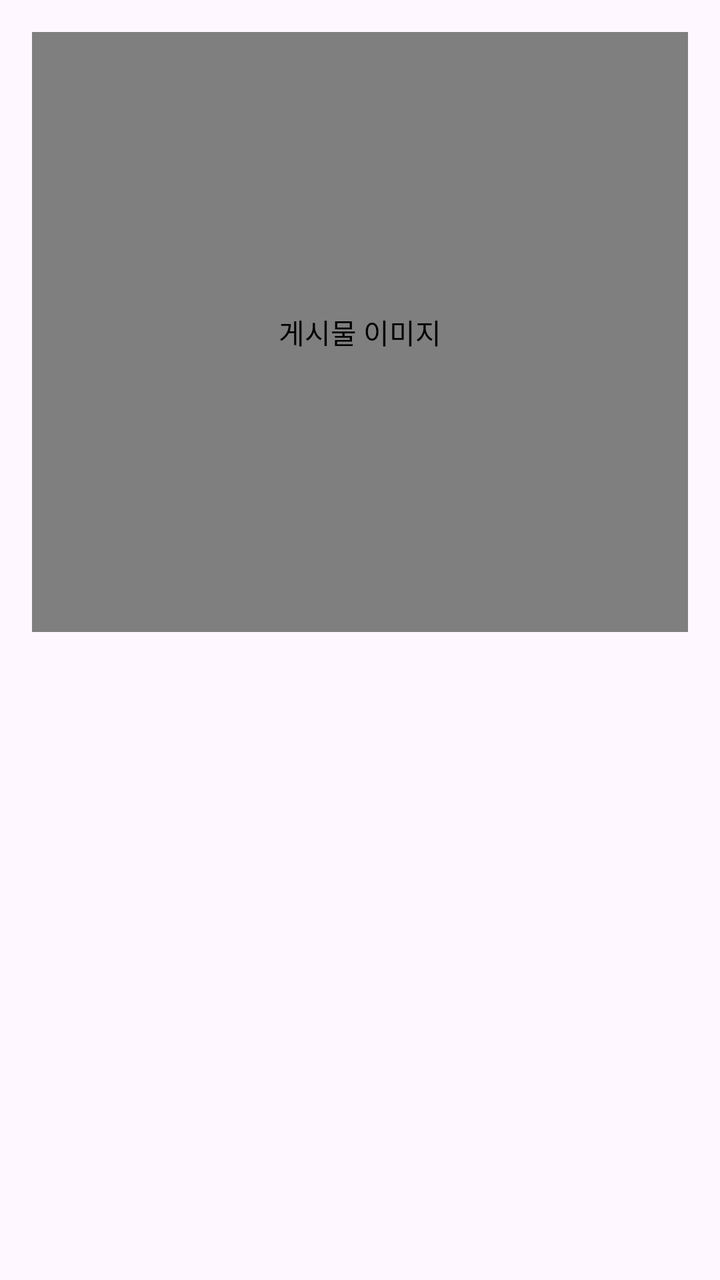
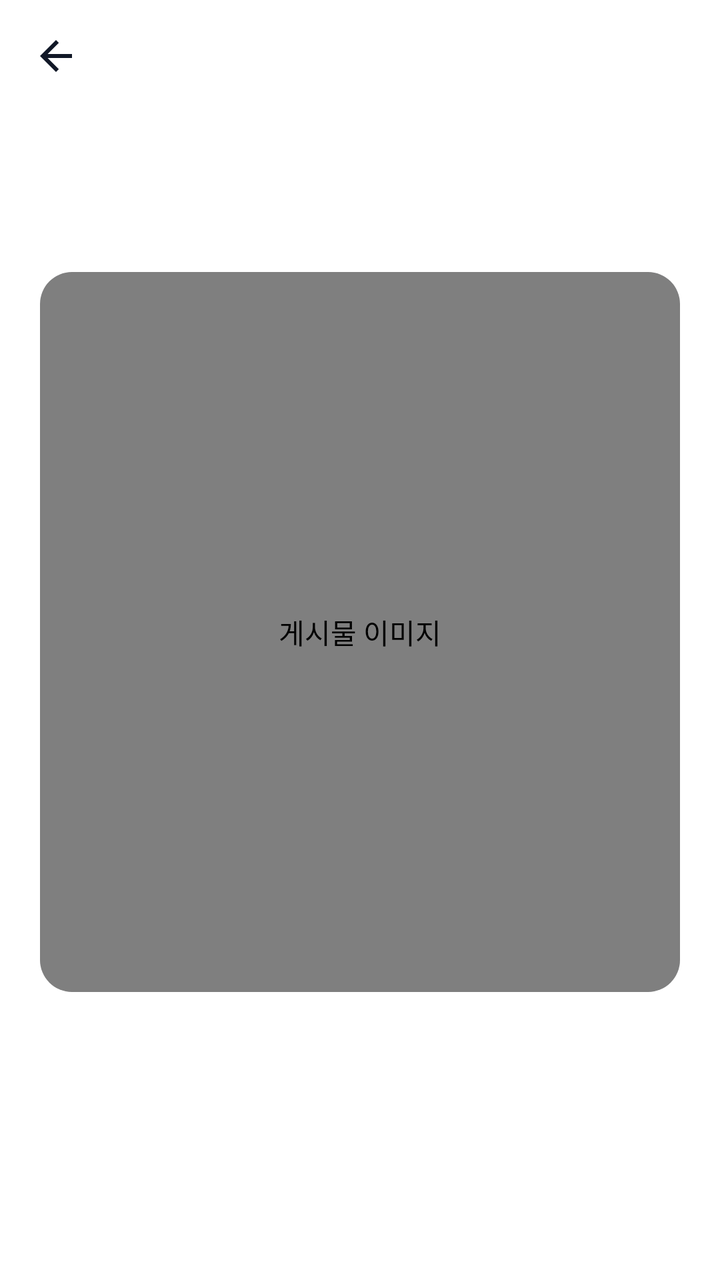

The first picture is an Android layout as it rendered before a commit; the second is the same layout after the commit. The layout source and the unified diff follow.
<!-- AndroidManifest.xml: application theme Theme.PhotoViewer -->
<!-- res/layout/activity_detail.xml -->
<?xml version="1.0" encoding="utf-8"?>
<ScrollView xmlns:android="http://schemas.android.com/apk/res/android"
    android:layout_width="match_parent"
    android:layout_height="match_parent">

    <LinearLayout
        android:layout_width="match_parent"
        android:layout_height="wrap_content"
        android:orientation="vertical"
        android:padding="16dp">

        <FrameLayout
            android:layout_width="match_parent"
            android:layout_height="300dp"
            android:background="#EEEEEE">

            <com.example.photoviewer.ZoomableImageView
                android:id="@+id/detailImage"
                android:layout_width="match_parent"
                android:layout_height="match_parent"
                android:contentDescription="게시물 이미지" />

            <TextView
                android:id="@+id/noImageLabel"
                android:layout_width="match_parent"
                android:layout_height="match_parent"
                android:gravity="center"
                android:text="이미지 없음"
                android:textColor="#888888"
                android:visibility="gone" />
        </FrameLayout>

        <LinearLayout
            android:layout_width="match_parent"
            android:layout_height="wrap_content"
            android:layout_marginTop="16dp"
            android:orientation="horizontal">

            <TextView
                android:id="@+id/detailTitle"
                android:layout_width="0dp"
                android:layout_height="wrap_content"
                android:layout_weight="1"
                android:textSize="20sp"
                android:textStyle="bold" />

            
            <TextView
                android:id="@+id/detailFavoriteIcon"
                android:layout_width="wrap_content"
                android:layout_height="wrap_content"
                android:textColor="#D81B60"
                android:textSize="22sp" />
        </LinearLayout>

        <TextView
            android:id="@+id/detailDate"
            android:layout_width="match_parent"
            android:layout_height="wrap_content"
            android:layout_marginTop="4dp"
            android:textColor="#888888"
            android:textSize="12sp" />

        <TextView
            android:id="@+id/detailText"
            android:layout_width="match_parent"
            android:layout_height="wrap_content"
            android:layout_marginTop="16dp" />

    </LinearLayout>
</ScrollView>
<!-- resources referenced by this layout -->
<resources>
  <style name="Base.Theme.PhotoViewer" parent="Theme.Material3.DayNight.NoActionBar">
          
          
      </style>
  <!-- unchanged entries left out for length: 1 -->
</resources>

<!-- the commit's change to res/layout/activity_detail.xml (unified diff, before → after) -->
@@ -1,71 +1,109 @@
 <?xml version="1.0" encoding="utf-8"?>
-<ScrollView xmlns:android="http://schemas.android.com/apk/res/android"
+<LinearLayout xmlns:android="http://schemas.android.com/apk/res/android"
+    xmlns:app="http://schemas.android.com/apk/res-auto"
     android:layout_width="match_parent"
-    android:layout_height="match_parent">
+    android:layout_height="match_parent"
+    android:background="@color/pb_surface"
+    android:fitsSystemWindows="true"
+    android:orientation="vertical">
 
-    <LinearLayout
+    
+    <LinearLayout style="@style/PhotoBlog.TopBar">
+
+        <ImageButton
+            android:id="@+id/btnBack"
+            style="@style/PhotoBlog.IconButton"
+            android:contentDescription="@string/cd_back"
+            android:src="@drawable/ic_arrow_back" />
+
+        <Space
+            android:layout_width="0dp"
+            android:layout_height="0dp"
+            android:layout_weight="1" />
+
+        
+        <TextView
+            android:id="@+id/detailFavoriteIcon"
+            android:layout_width="@dimen/icon_button_size"
+            android:layout_height="@dimen/icon_button_size"
+            android:contentDescription="@string/cd_favorite"
+            android:gravity="center"
+            android:textColor="@color/pb_favorite"
+            android:textSize="@dimen/text_heart" />
+    </LinearLayout>
+
+    <ScrollView
         android:layout_width="match_parent"
-        android:layout_height="wrap_content"
-        android:orientation="vertical"
-        android:padding="16dp">
-
-        <FrameLayout
-            android:layout_width="match_parent"
-            android:layout_height="300dp"
-            android:background="#EEEEEE">
-
-            <com.example.photoviewer.ZoomableImageView
-                android:id="@+id/detailImage"
-                android:layout_width="match_parent"
-                android:layout_height="match_parent"
-                android:contentDescription="게시물 이미지" />
-
-            <TextView
-                android:id="@+id/noImageLabel"
-                android:layout_width="match_parent"
-                android:layout_height="match_parent"
-                android:gravity="center"
-                android:text="이미지 없음"
-                android:textColor="#888888"
-                android:visibility="gone" />
-        </FrameLayout>
+        android:layout_height="0dp"
+        android:layout_weight="1">
 
         <LinearLayout
             android:layout_width="match_parent"
             android:layout_height="wrap_content"
-            android:layout_marginTop="16dp"
-            android:orientation="horizontal">
+            android:orientation="vertical"
+            android:paddingStart="@dimen/space_xl"
+            android:paddingTop="@dimen/space_xs"
+            android:paddingEnd="@dimen/space_xl"
+            android:paddingBottom="@dimen/space_xxl">
 
             <TextView
                 android:id="@+id/detailTitle"
-                android:layout_width="0dp"
+                android:layout_width="match_parent"
                 android:layout_height="wrap_content"
-                android:layout_weight="1"
-                android:textSize="20sp"
+                android:lineSpacingExtra="2dp"
+                android:textColor="@color/pb_text"
+                android:textSize="@dimen/text_detail_title"
                 android:textStyle="bold" />
 
+            <TextView
+                android:id="@+id/detailDate"
+                android:layout_width="match_parent"
+                android:layout_height="wrap_content"
+                android:layout_marginTop="6dp"
+                android:textColor="@color/pb_muted"
+                android:textSize="13sp" />
+
             
+            <com.google.android.material.card.MaterialCardView
+                android:layout_width="match_parent"
+                android:layout_height="@dimen/detail_image_height"
+                android:layout_marginTop="@dimen/space_xl"
+                app:cardBackgroundColor="@color/pb_surface_variant"
+                app:cardCornerRadius="@dimen/radius_card"
+                app:cardElevation="0dp"
+                app:strokeWidth="0dp">
+
+                <com.example.photoviewer.ZoomableImageView
+                    android:id="@+id/detailImage"
+                    android:layout_width="match_parent"
+                    android:layout_height="match_parent"
+                    android:contentDescription="@string/cd_post_image" />
+
+                <TextView
+                    android:id="@+id/noImageLabel"
+                    android:layout_width="wrap_content"
+                    android:layout_height="wrap_content"
+                    android:layout_gravity="center"
+                    android:drawablePadding="@dimen/space_sm"
+                    android:gravity="center"
+                    android:text="@string/no_image"
+                    android:textColor="@color/pb_hint"
+                    android:textSize="@dimen/text_preview"
+                    android:visibility="gone"
+                    app:drawableTint="@color/pb_hint"
+                    app:drawableTopCompat="@drawable/ic_image" />
+            </com.google.android.material.card.MaterialCardView>
+
             <TextView
-                android:id="@+id/detailFavoriteIcon"
-                android:layout_width="wrap_content"
+                android:id="@+id/detailText"
+                android:layout_width="match_parent"
                 android:layout_height="wrap_content"
-                android:textColor="#D81B60"
-                android:textSize="22sp" />
+                android:layout_marginTop="@dimen/space_xxl"
+                android:lineSpacingMultiplier="1.5"
+                android:textColor="@color/pb_text"
+                android:textIsSelectable="true"
+                android:textSize="@dimen/text_body" />
+
         </LinearLayout>
-
-        <TextView
-            android:id="@+id/detailDate"
-            android:layout_width="match_parent"
-            android:layout_height="wrap_content"
-            android:layout_marginTop="4dp"
-            android:textColor="#888888"
-            android:textSize="12sp" />
-
-        <TextView
-            android:id="@+id/detailText"
-            android:layout_width="match_parent"
-            android:layout_height="wrap_content"
-            android:layout_marginTop="16dp" />
-
-    </LinearLayout>
-</ScrollView>
+    </ScrollView>
+</LinearLayout>
<!-- resource entries referenced after the edit -->
@@ -1,9 +1,95 @@
 <!-- resources referenced by this layout -->
 <resources>
-  <style name="Base.Theme.PhotoViewer" parent="Theme.Material3.DayNight.NoActionBar">
+  <color name="pb_favorite">#FFE11D48</color>
+  <color name="pb_hint">#FF9CA3AF</color>
+  <color name="pb_muted">#FF6B7280</color>
+  <color name="pb_surface">#FFFFFFFF</color>
+  <color name="pb_surface_variant">#FFF1F3F6</color>
+  <color name="pb_text">#FF111827</color>
+  <dimen name="detail_image_height">360dp</dimen>
+  <dimen name="icon_button_size">48dp</dimen>
+  <dimen name="radius_card">16dp</dimen>
+  <dimen name="space_sm">8dp</dimen>
+  <dimen name="space_xl">20dp</dimen>
+  <dimen name="space_xs">4dp</dimen>
+  <dimen name="space_xxl">24dp</dimen>
+  <dimen name="text_body">16sp</dimen>
+  <dimen name="text_detail_title">24sp</dimen>
+  <dimen name="text_heart">24sp</dimen>
+  <dimen name="text_preview">14sp</dimen>
+  <!-- drawable ic_arrow_back (drawable) -->
+  <?xml version="1.0" encoding="utf-8"?>
+  <vector xmlns:android="http://schemas.android.com/apk/res/android"
+      android:width="24dp"
+      android:height="24dp"
+      android:viewportWidth="24"
+      android:viewportHeight="24"
+      android:tint="?attr/colorControlNormal">
+      <path
+          android:fillColor="@android:color/white"
+          android:pathData="M20,11H7.83l5.59,-5.59L12,4l-8,8 8,8 1.41,-1.41L7.83,13H20v-2z" />
+  </vector>
+  <!-- drawable ic_image (drawable) -->
+  <?xml version="1.0" encoding="utf-8"?>
+  <vector xmlns:android="http://schemas.android.com/apk/res/android"
+      android:width="24dp"
+      android:height="24dp"
+      android:viewportWidth="24"
+      android:viewportHeight="24"
+      android:tint="?attr/colorControlNormal">
+      <path
+          android:fillColor="@android:color/white"
+          android:pathData="M21,19V5c0,-1.1 -0.9,-2 -2,-2H5c-1.1,0 -2,0.9 -2,2v14c0,1.1 0.9,2 2,2h14c1.1,0 2,-0.9 2,-2zM8.5,13.5l2.5,3.01L14.5,12l4.5,6H5l3.5,-4.5z" />
+  </vector>
+  <string name="cd_back">뒤로 가기</string>
+  <string name="cd_favorite">즐겨찾기</string>
+  <string name="cd_post_image">게시물 이미지</string>
+  <string name="no_image">이미지 없음</string>
+  <style name="PhotoBlog.IconButton" parent="">
+          <item name="android:layout_width">@dimen/icon_button_size</item>
+          <item name="android:layout_height">@dimen/icon_button_size</item>
+          <item name="android:background">?attr/selectableItemBackgroundBorderless</item>
+          <item name="android:scaleType">center</item>
+          <item name="tint">@color/pb_text</item>
+      </style>
+  <style name="PhotoBlog.TopBar" parent="">
+          <item name="android:layout_width">match_parent</item>
+          <item name="android:layout_height">@dimen/toolbar_height</item>
+          <item name="android:background">@color/pb_surface</item>
+          <item name="android:gravity">center_vertical</item>
+          <item name="android:orientation">horizontal</item>
+          <item name="android:paddingStart">@dimen/space_xs</item>
+          <item name="android:paddingEnd">@dimen/space_xs</item>
+      </style>
+  <dimen name="toolbar_height">56dp</dimen>
+  <style name="Base.Theme.PhotoViewer" parent="Theme.Material3.Light.NoActionBar">
+          <item name="colorPrimary">@color/pb_primary</item>
+          <item name="colorOnPrimary">@color/pb_on_primary</item>
+          <item name="colorPrimaryContainer">@color/pb_primary_soft</item>
+          <item name="colorOnPrimaryContainer">@color/pb_primary_dark</item>
+          <item name="colorSecondaryContainer">@color/pb_primary_soft</item>
+          <item name="colorOnSecondaryContainer">@color/pb_primary_dark</item>
+          <item name="colorSurface">@color/pb_surface</item>
+          <item name="colorOnSurface">@color/pb_text</item>
+          <item name="colorOnSurfaceVariant">@color/pb_muted</item>
+          <item name="colorOutline">@color/pb_border</item>
+          <item name="colorError">@color/pb_error</item>
           
-          
+          <item name="elevationOverlayEnabled">false</item>
+          <item name="android:colorBackground">@color/pb_background</item>
+          <item name="android:windowBackground">@color/pb_background</item>
+          <item name="android:statusBarColor">@color/pb_surface</item>
+          <item name="android:navigationBarColor">@color/pb_surface</item>
+          <item name="android:windowLightStatusBar">true</item>
+          <item name="android:windowLightNavigationBar" tools:targetApi="27">true</item>
       </style>
+  <color name="pb_primary">#FF2563EB</color>
+  <color name="pb_on_primary">#FFFFFFFF</color>
+  <color name="pb_primary_soft">#FFEFF4FF</color>
+  <color name="pb_primary_dark">#FF1D4ED8</color>
+  <color name="pb_border">#FFE5E7EB</color>
+  <color name="pb_error">#FFDC2626</color>
+  <color name="pb_background">#FFF7F8FA</color>
   <!-- unchanged entries left out for length: 1 -->
 </resources>
 
